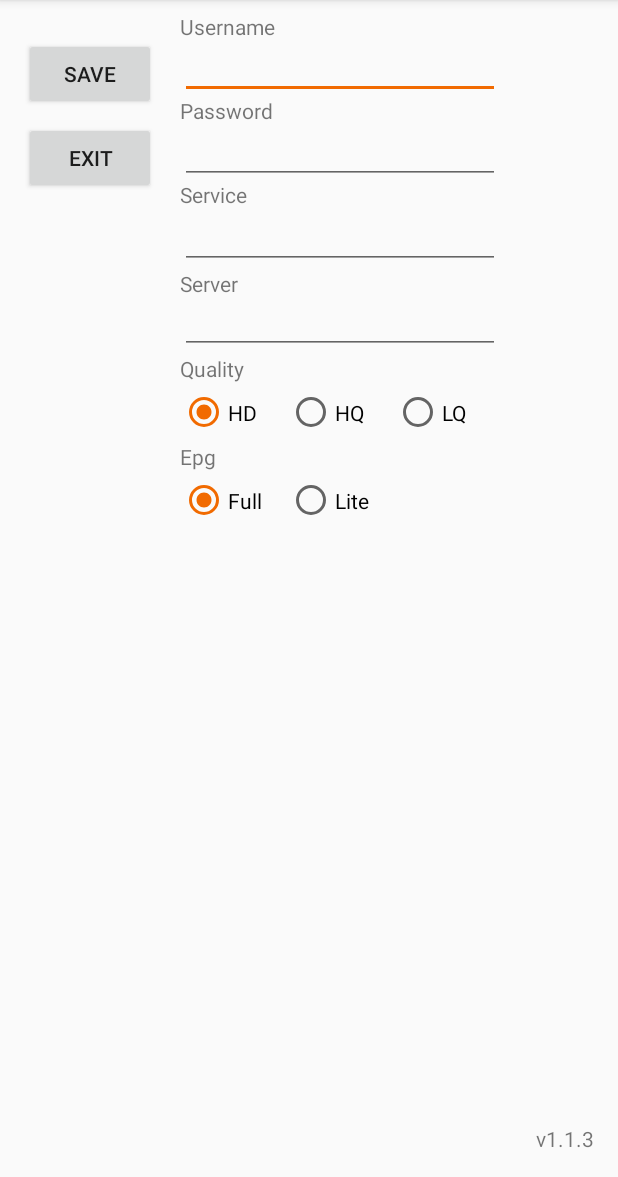
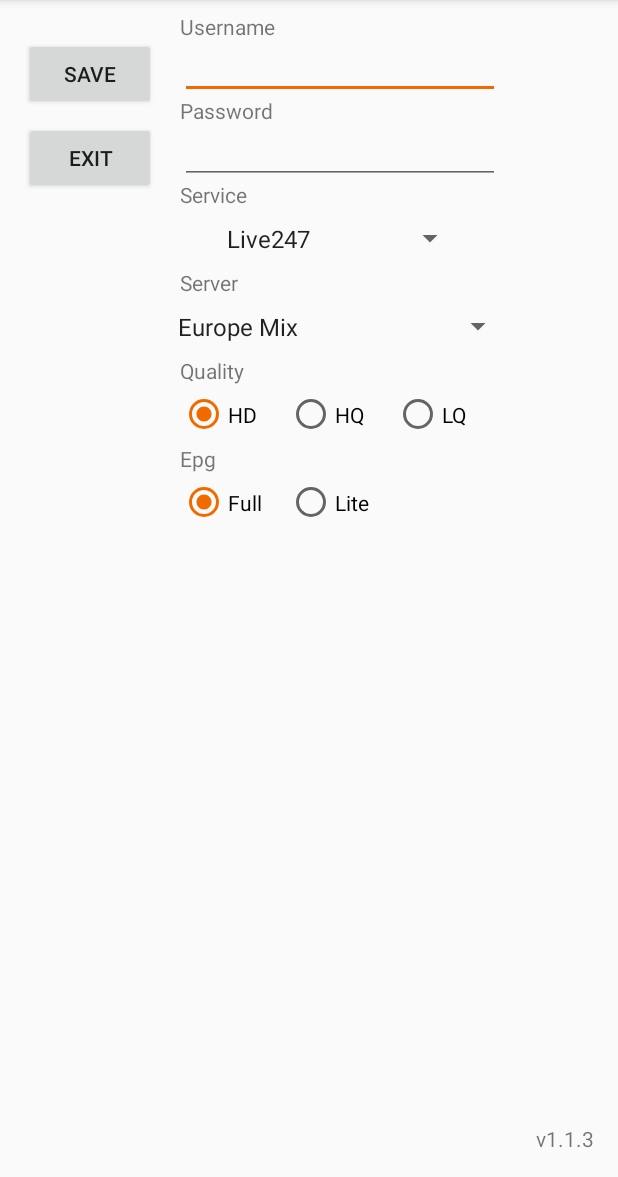
Before and after one commit to mr-notorious/SmoothProxy, an Android app: the screen it shows after launch (MainActivity), after a tap on "SAVE", on a phone screen of 412 x 824 dp, the part 59-1236 px from its top. Run offline under Robolectric (Android 15) with nearby library versions, the phone set to English and light mode, and no system bars; 3 statements that could not run were skipped.

Commit message:
Switched service and server intput to a dropdown menu for easier selection

```diff
--- a/app/src/main/java/com/notorious/smoothproxy/MainActivity.java
+++ b/app/src/main/java/com/notorious/smoothproxy/MainActivity.java
@@ -33,10 +33,15 @@ import android.os.Bundle;
 import android.os.IBinder;
 import android.support.v7.app.AppCompatActivity;
 import android.view.View;
+import android.widget.ArrayAdapter;
 import android.widget.Button;
 import android.widget.EditText;
 import android.widget.RadioGroup;
+import android.widget.Spinner;
 import android.widget.Toast;
+
+import com.notorious.smoothproxy.pojo.Server;
+import com.notorious.smoothproxy.pojo.ServiceProvider;
 
 public class MainActivity extends AppCompatActivity {
     private SharedPreferences mPreferences;
@@ -44,10 +49,45 @@ public class MainActivity extends AppCompatActivity {
     private boolean mIsBound;
     private EditText etUsername;
     private EditText etPassword;
-    private EditText etService;
-    private EditText etServer;
+    private Spinner spinnerService;
+    private Spinner spinnerServer;
     private RadioGroup rgQuality;
     private RadioGroup rgEpg;
+
+    private ServiceProvider[] serviceProviders = new ServiceProvider[] {
+            new ServiceProvider("view247", "Live247"),
+            new ServiceProvider("viewmmasr", "MMA SR+"),
+            new ServiceProvider("viewms", "MyStreams"),
+            new ServiceProvider("viewss", "StarStreams"),
+            new ServiceProvider("viewstvn", "StreamTVNow")
+    };
+
+    private Server[] servers = new Server[] {
+            new Server("deu", "Europe Mix"),
+            new Server("deu-de", "EU DE Mix"),
+            new Server("deu-nl", "EU NL Mix"),
+            new Server("deu-nl1", "EU NL 1 (i3d)"),
+            new Server("deu-nl2", "EU NL 2 (i3d)"),
+            new Server("deu-nl3", "EU NL 3 (Amsterdam)"),
+            new Server("deu-nl4", "EU NL 4 (Breda)"),
+            new Server("deu-nl5", "EU NL 5 (Enschede)"),
+            new Server("deu-uk", "EU UK Mix"),
+            new Server("deu-uk1", "EU UK 1 (io)"),
+            new Server("deu-uk2", "EU UK 2 (100TB)"),
+            new Server("dna", "North America Mix"),
+            new Server("dnae", "NA East Mix"),
+            new Server("dnae1", "NA East 1 (New Jersey)"),
+            new Server("dnae2", "NA East 2 (Virginia)"),
+            new Server("dnae3", "NA East 3 (Montreal)"),
+            new Server("dnae4", "NA East 4 (Toronto)"),
+            new Server("dnae6", "NA East 6 (New York)"),
+            new Server("dnaw", "NA West Mix"),
+            new Server("dnaw1", "NA West 1 (Phoenix)"),
+            new Server("dnaw2", "NA West 2 (Los Angeles)"),
+            new Server("dnaw3", "NA West 3 (San Jose)"),
+            new Server("dnaw4", "NA West 4 (Chicago)"),
+            new Server("dap", "Asia Pacific Mix")
+    };
 
     private ServiceConnection mConnection = new ServiceConnection() {
         @Override
@@ -73,10 +113,16 @@ public class MainActivity extends AppCompatActivity {
 
         etUsername = (EditText) findViewById(R.id.et_username);
         etPassword = (EditText) findViewById(R.id.et_password);
-        etService = (EditText) findViewById(R.id.et_service);
-        etServer = (EditText) findViewById(R.id.et_server);
         rgQuality = (RadioGroup) findViewById(R.id.rg_quality);
         rgEpg = (RadioGroup) findViewById(R.id.rg_epg);
+        spinnerService = (Spinner) findViewById(R.id.spinner_service);
+        ArrayAdapter<ServiceProvider> serviceProviderArrayAdapter = new ArrayAdapter<>(this,
+                android.R.layout.simple_spinner_item, serviceProviders);
+        spinnerService.setAdapter(serviceProviderArrayAdapter);
+        spinnerServer = (Spinner) findViewById(R.id.spinner_server);
+        ArrayAdapter<Server> serverArrayAdapter = new ArrayAdapter<>(this,
+                android.R.layout.simple_spinner_item, servers);
+        spinnerServer.setAdapter(serverArrayAdapter);
 
         Button bSave = (Button) findViewById(R.id.b_save);
         bSave.setOnClickListener(new View.OnClickListener() {
@@ -103,8 +149,8 @@ public class MainActivity extends AppCompatActivity {
         bindService(new Intent(this, MainService.class), mConnection, BIND_AUTO_CREATE);
         etUsername.setText(mPreferences.getString("username", null));
         etPassword.setText(mPreferences.getString("password", null));
-        etService.setText(mPreferences.getString("service", null));
-        etServer.setText(mPreferences.getString("server", null));
+        spinnerService.setSelection(mPreferences.getInt("serviceSpinnerPosition", 0));
+        spinnerServer.setSelection(mPreferences.getInt("serverSpinnerPosition", 0));
         rgQuality.check(mPreferences.getInt("quality", R.id.r_hd));
         rgEpg.check(mPreferences.getInt("epg", R.id.r_full));
     }
@@ -134,8 +180,12 @@ public class MainActivity extends AppCompatActivity {
         SharedPreferences.Editor editor = mPreferences.edit();
         editor.putString("username", etUsername.getText().toString().trim());
         editor.putString("password", etPassword.getText().toString().trim());
-        editor.putString("service", etService.getText().toString().trim());
-        editor.putString("server", etServer.getText().toString().trim());
+        ServiceProvider selectedServiceProvider = (ServiceProvider) spinnerService.getSelectedItem();
+        editor.putString("service", selectedServiceProvider.getId());
+        editor.putInt("serviceSpinnerPosition", spinnerService.getSelectedItemPosition());
+        Server selectedServer = (Server) spinnerServer.getSelectedItem();
+        editor.putString("server", selectedServer.getId());
+        editor.putInt("serverSpinnerPosition", spinnerServer.getSelectedItemPosition());
         editor.putInt("quality", rgQuality.getCheckedRadioButtonId());
         editor.putInt("epg", rgEpg.getCheckedRadioButtonId());
         editor.commit();
--- /dev/null
+++ b/app/src/main/java/com/notorious/smoothproxy/pojo/Server.java
@@ -0,0 +1,35 @@
+package com.notorious.smoothproxy.pojo;
+
+
+public class Server {
+
+    private String id;
+    private String name;
+
+
+    public Server(String id, String name) {
+        this.id = id;
+        this.name = name;
+    }
+
+    public String getId() {
+        return id;
+    }
+
+    public void setId(String id) {
+        this.id = id;
+    }
+
+    public String getName() {
+        return name;
+    }
+
+    public void setName(String name) {
+        this.name = name;
+    }
+
+    @Override
+    public String toString() {
+        return name;
+    }
+}
--- /dev/null
+++ b/app/src/main/java/com/notorious/smoothproxy/pojo/ServiceProvider.java
@@ -0,0 +1,35 @@
+package com.notorious.smoothproxy.pojo;
+
+
+public class ServiceProvider {
+
+    private String id;
+    private String name;
+
+
+    public ServiceProvider(String id, String name) {
+        this.id = id;
+        this.name = name;
+    }
+
+    public String getId() {
+        return id;
+    }
+
+    public void setId(String id) {
+        this.id = id;
+    }
+
+    public String getName() {
+        return name;
+    }
+
+    public void setName(String name) {
+        this.name = name;
+    }
+
+    @Override
+    public String toString() {
+        return name;
+    }
+}
--- a/app/src/main/res/layout/activity_main.xml
+++ b/app/src/main/res/layout/activity_main.xml
@@ -87,51 +87,39 @@
         tools:layout_constraintLeft_creator="1"
         tools:layout_constraintTop_creator="1"/>
 
-    <EditText
-        android:id="@+id/et_service"
+    <Spinner
+        android:id="@+id/spinner_service"
         android:layout_width="wrap_content"
         android:layout_height="39dp"
-        android:layout_marginTop="17dp"
-        android:ems="10"
-        android:inputType="textVisiblePassword"
         app:layout_constraintLeft_toLeftOf="@+id/et_password"
         app:layout_constraintRight_toRightOf="@+id/et_password"
-        app:layout_constraintTop_toBottomOf="@+id/et_password"
-        tools:layout_constraintLeft_creator="1"
-        tools:layout_constraintRight_creator="1"
-        tools:layout_constraintTop_creator="1"/>
+        app:layout_constraintTop_toBottomOf="@+id/tv_service" />
 
     <TextView
         android:id="@+id/tv_server"
         android:layout_width="wrap_content"
         android:layout_height="wrap_content"
         android:text="Server"
-        app:layout_constraintLeft_toLeftOf="@+id/et_service"
-        app:layout_constraintTop_toBottomOf="@+id/et_service"
+        app:layout_constraintLeft_toLeftOf="@+id/tv_service"
+        app:layout_constraintTop_toBottomOf="@+id/spinner_service"
         tools:layout_constraintLeft_creator="1"
         tools:layout_constraintTop_creator="1"/>
 
-    <EditText
-        android:id="@+id/et_server"
+    <Spinner
+        android:id="@+id/spinner_server"
         android:layout_width="wrap_content"
         android:layout_height="39dp"
-        android:layout_marginTop="17dp"
-        android:ems="10"
-        android:inputType="textVisiblePassword"
-        app:layout_constraintLeft_toLeftOf="@+id/et_service"
-        app:layout_constraintRight_toRightOf="@+id/et_service"
-        app:layout_constraintTop_toBottomOf="@+id/et_service"
-        tools:layout_constraintLeft_creator="1"
-        tools:layout_constraintRight_creator="1"
-        tools:layout_constraintTop_creator="1"/>
+        app:layout_constraintLeft_toLeftOf="@+id/et_password"
+        app:layout_constraintRight_toRightOf="@+id/et_password"
+        app:layout_constraintTop_toBottomOf="@+id/tv_server" />
 
     <TextView
         android:id="@+id/tv_quality"
         android:layout_width="wrap_content"
         android:layout_height="wrap_content"
         android:text="Quality"
-        app:layout_constraintLeft_toLeftOf="@+id/et_server"
-        app:layout_constraintTop_toBottomOf="@+id/et_server"
+        app:layout_constraintLeft_toLeftOf="@+id/et_password"
+        app:layout_constraintTop_toBottomOf="@+id/spinner_server"
         tools:layout_constraintLeft_creator="1"
         tools:layout_constraintTop_creator="1"/>
 
```
